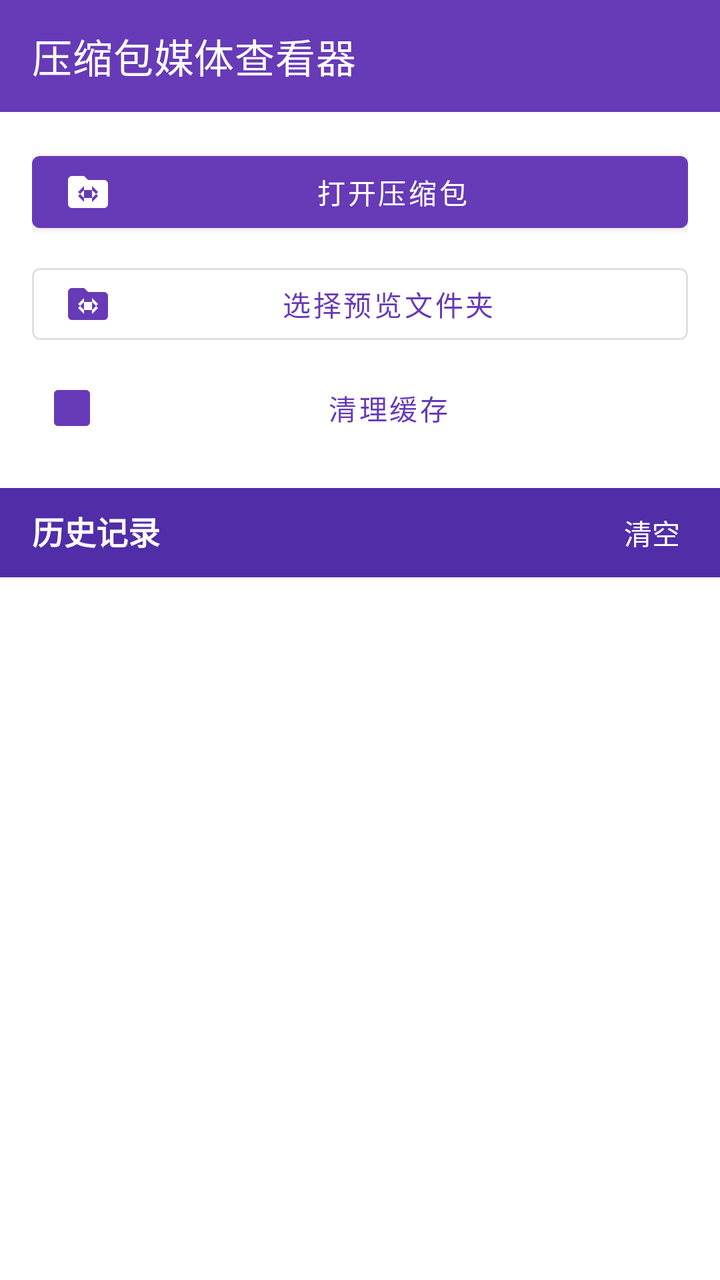
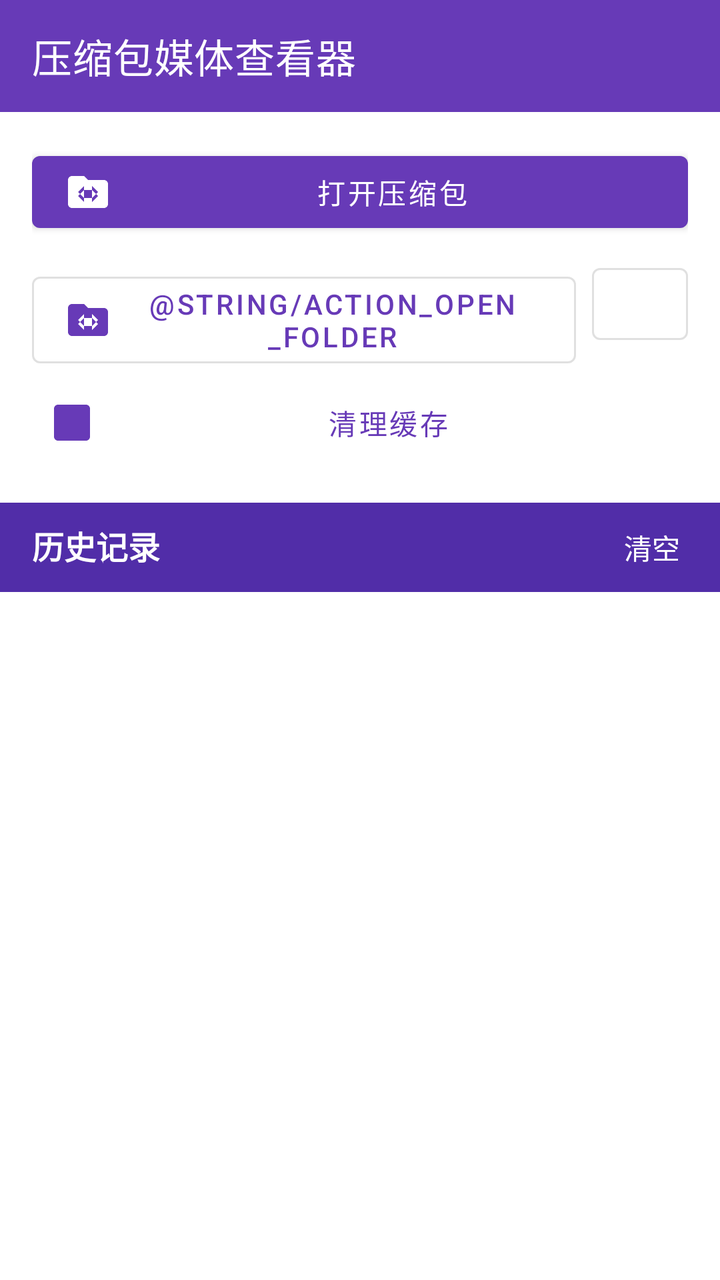

Compare the two renders of this Android layout. The source of the first and the diff that turns it into the second are given below.
<!-- AndroidManifest.xml: application theme Theme.ZipMedia -->
<!-- res/layout/activity_main.xml -->
<?xml version="1.0" encoding="utf-8"?>
<LinearLayout xmlns:android="http://schemas.android.com/apk/res/android"
    xmlns:app="http://schemas.android.com/apk/res-auto"
    android:layout_width="match_parent"
    android:layout_height="match_parent"
    android:orientation="vertical"
    android:background="@android:color/white">

    <com.google.android.material.appbar.MaterialToolbar
        android:id="@+id/toolbar"
        android:layout_width="match_parent"
        android:layout_height="?attr/actionBarSize"
        app:title="@string/app_name"
        app:titleTextColor="@color/white"
        android:background="@color/purple_500" />

    <LinearLayout
        android:layout_width="match_parent"
        android:layout_height="wrap_content"
        android:orientation="vertical"
        android:padding="16dp"
        android:background="@android:color/white">

        <com.google.android.material.button.MaterialButton
            android:id="@+id/btnOpenArchive"
            style="@style/Widget.MaterialComponents.Button"
            android:layout_width="match_parent"
            android:layout_height="wrap_content"
            app:icon="@drawable/ic_folder"
            android:text="@string/action_open_archive" />

        <com.google.android.material.button.MaterialButton
            android:id="@+id/btnChooseFolder"
            style="@style/Widget.MaterialComponents.Button.OutlinedButton"
            android:layout_width="match_parent"
            android:layout_height="wrap_content"
            android:layout_marginTop="8dp"
            app:icon="@drawable/ic_folder"
            android:text="@string/action_choose_folder" />

        <com.google.android.material.button.MaterialButton
            android:id="@+id/btnClearCache"
            style="@style/Widget.MaterialComponents.Button.TextButton"
            android:layout_width="match_parent"
            android:layout_height="wrap_content"
            android:layout_marginTop="4dp"
            app:icon="@drawable/ic_delete"
            android:text="@string/action_clear_cache" />
    </LinearLayout>

    <LinearLayout
        android:layout_width="match_parent"
        android:layout_height="wrap_content"
        android:orientation="horizontal"
        android:background="@color/purple_700"
        android:paddingStart="16dp"
        android:paddingEnd="16dp"
        android:paddingTop="8dp"
        android:paddingBottom="8dp">

        <TextView
            android:layout_width="0dp"
            android:layout_height="wrap_content"
            android:layout_weight="1"
            android:text="@string/history_label"
            android:textColor="@color/white"
            android:textStyle="bold"
            android:textSize="16sp" />

        <TextView
            android:id="@+id/tvClearHistory"
            android:layout_width="wrap_content"
            android:layout_height="wrap_content"
            android:text="@string/history_clear"
            android:textColor="@color/white"
            android:textSize="14sp"
            android:padding="4dp" />
    </LinearLayout>

    <FrameLayout
        android:layout_width="match_parent"
        android:layout_height="0dp"
        android:layout_weight="1">

        <androidx.recyclerview.widget.RecyclerView
            android:id="@+id/rvHistory"
            android:layout_width="match_parent"
            android:layout_height="match_parent"
            android:clipToPadding="false"
            android:paddingBottom="96dp" />

        <LinearLayout
            android:id="@+id/emptyContainer"
            android:layout_width="match_parent"
            android:layout_height="match_parent"
            android:orientation="vertical"
            android:gravity="center"
            android:visibility="gone">

            <TextView
                android:id="@+id/tvEmpty"
                android:layout_width="wrap_content"
                android:layout_height="wrap_content"
                android:text="@string/history_empty"
                android:gravity="center"
                android:textColor="#888888"
                android:textSize="15sp" />
        </LinearLayout>
    </FrameLayout>
</LinearLayout>
<!-- resources referenced by this layout -->
<resources>
  <color name="purple_500">#673AB7</color>
  <color name="purple_700">#512DA8</color>
  <color name="white">#FFFFFF</color>
  <!-- drawable ic_delete (drawable) -->
  <vector xmlns:android="http://schemas.android.com/apk/res/android"
      android:width="24dp" android:height="24dp"
      android:viewportWidth="24" android:viewportHeight="24"
      android:tint="#FFFFFF">
      <path android:fillColor="#FFFFFF"
          android:pathData="M19,3H5c-1.1,0 -2,0.9 -2,2v14c0,1.1 0.9,2 2,2h14c1.1,0 2,-0.9 2,-2V5c0,-1.1 -0.9,-2 -2,-2zM14,14.5v-4c0,-0.83 -0.67,-1.5 -1.5,-1.5H12v0.09c-0.34,0.22 -0.7,0.33 -1.07,0.33 -0.51,0 -1.03,-0.21 -1.4,-0.62 -0.36,-0.39 -0.56,-0.92 -0.51,-1.47H6v8h3v-2.5c0,-0.28 0.22,-0.5 0.5,-0.5 0.28,0 0.5,0.22 0.5,0.5V16h3v-4.5c0,-0.28 0.22,-0.5 0.5,-0.5 0.28,0 0.5,0.22 0.5,0.5V16h3z"/>
  </vector>
  <!-- drawable ic_folder (drawable) -->
  <vector xmlns:android="http://schemas.android.com/apk/res/android"
      android:width="24dp" android:height="24dp"
      android:viewportWidth="24" android:viewportHeight="24"
      android:tint="#FFFFFF">
      <path android:fillColor="#FFFFFF"
          android:pathData="M20,6h-8l-2,-2H4c-1.1,0 -2,0.9 -2,2v12c0,1.1 0.9,2 2,2h16c1.1,0 2,-0.9 2,-2V8c0,-1.1 -0.9,-2 -2,-2zM14,17v-2h-4v2l-3,-3 3,-3v2h4v-2l3,3 -3,3zM10,9v2h4V9l3,3 -3,3v-2h-4v2l-3,-3 3,-3z"/>
  </vector>
  <string name="action_choose_folder">选择预览文件夹</string>
  <string name="action_clear_cache">清理缓存</string>
  <string name="action_open_archive">打开压缩包</string>
  <string name="app_name">压缩包媒体查看器</string>
  <string name="history_clear">清空</string>
  <string name="history_empty">暂无历史记录\n点击上方按钮打开一个压缩包</string>
  <string name="history_label">历史记录</string>
  <style name="Theme.ZipMedia" parent="Theme.MaterialComponents.DayNight.NoActionBar">
          <item name="colorPrimary">@color/purple_500</item>
          <item name="colorPrimaryDark">@color/black</item>
          <item name="colorAccent">@color/purple_500</item>
          <item name="android:windowBackground">@android:color/white</item>
      </style>
  <color name="black">#000000</color>
</resources>

<!-- the commit's change to res/layout/activity_main.xml (unified diff, before → after) -->
@@ -29,14 +29,32 @@
             app:icon="@drawable/ic_folder"
             android:text="@string/action_open_archive" />
 
-        <com.google.android.material.button.MaterialButton
-            android:id="@+id/btnChooseFolder"
-            style="@style/Widget.MaterialComponents.Button.OutlinedButton"
+        
+        <LinearLayout
             android:layout_width="match_parent"
             android:layout_height="wrap_content"
             android:layout_marginTop="8dp"
-            app:icon="@drawable/ic_folder"
-            android:text="@string/action_choose_folder" />
+            android:orientation="horizontal">
+
+            <com.google.android.material.button.MaterialButton
+                android:id="@+id/btnOpenFolder"
+                style="@style/Widget.MaterialComponents.Button.OutlinedButton"
+                android:layout_width="0dp"
+                android:layout_height="wrap_content"
+                android:layout_weight="1"
+                app:icon="@drawable/ic_folder"
+                android:text="@string/action_open_folder" />
+
+            <com.google.android.material.button.MaterialButton
+                android:id="@+id/btnChangeFolder"
+                style="@style/Widget.MaterialComponents.Button.OutlinedButton"
+                android:layout_width="wrap_content"
+                android:layout_height="wrap_content"
+                android:layout_marginStart="8dp"
+                android:minWidth="48dp"
+                app:icon="@drawable/ic_edit"
+                android:text="" />
+        </LinearLayout>
 
         <com.google.android.material.button.MaterialButton
             android:id="@+id/btnClearCache"
<!-- resource entries referenced after the edit -->
@@ -19,7 +19,6 @@
       <path android:fillColor="#FFFFFF"
           android:pathData="M20,6h-8l-2,-2H4c-1.1,0 -2,0.9 -2,2v12c0,1.1 0.9,2 2,2h16c1.1,0 2,-0.9 2,-2V8c0,-1.1 -0.9,-2 -2,-2zM14,17v-2h-4v2l-3,-3 3,-3v2h4v-2l3,3 -3,3zM10,9v2h4V9l3,3 -3,3v-2h-4v2l-3,-3 3,-3z"/>
   </vector>
-  <string name="action_choose_folder">选择预览文件夹</string>
   <string name="action_clear_cache">清理缓存</string>
   <string name="action_open_archive">打开压缩包</string>
   <string name="app_name">压缩包媒体查看器</string>
